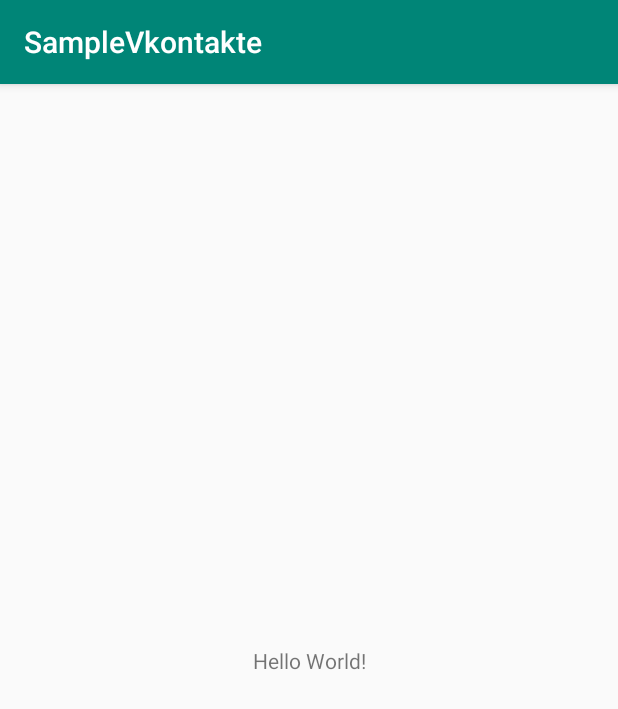
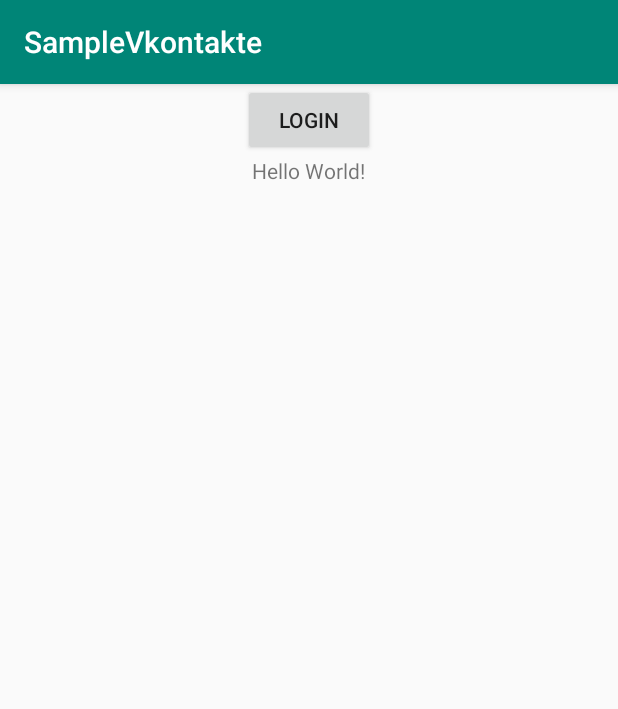
Before and after one commit to gpetuhov/SampleVkontakte, an Android app: the screen it shows after launch (MainActivity), on a phone screen of 412 x 824 dp. Shown: the top 709 px of the screen. Run offline under Robolectric (Android 15) with nearby library versions, the phone set to English and light mode, and no system bars; libraries missing offline, so code that uses them is left out: com.pawegio.kandroid, com.vk.api.

Commit message:
Add login

```diff
--- a/app/src/main/java/com/gpetuhov/android/samplevkontakte/App.kt
+++ b/app/src/main/java/com/gpetuhov/android/samplevkontakte/App.kt
@@ -1,12 +1,12 @@
 package com.gpetuhov.android.samplevkontakte
 
 import android.app.Application
-import com.vk.api.sdk.VK
 
 class App : Application() {
 
     override fun onCreate() {
         super.onCreate()
-        VK.initialize(this)
+
+        // Notice that in VK SDK version 2 initialization is done automatically
     }
 }
--- a/app/src/main/res/layout/activity_main.xml
+++ b/app/src/main/res/layout/activity_main.xml
@@ -1,19 +1,23 @@
 <?xml version="1.0" encoding="utf-8"?>
-<androidx.constraintlayout.widget.ConstraintLayout
+<LinearLayout
         xmlns:android="http://schemas.android.com/apk/res/android"
         xmlns:tools="http://schemas.android.com/tools"
         xmlns:app="http://schemas.android.com/apk/res-auto"
         android:layout_width="match_parent"
         android:layout_height="match_parent"
+        android:orientation="vertical"
+        android:gravity="center_horizontal"
         tools:context=".MainActivity">
+
+    <Button
+            android:id="@+id/loginButton"
+            android:layout_width="wrap_content"
+            android:layout_height="wrap_content"
+            android:text="Login"/>
 
     <TextView
             android:layout_width="wrap_content"
             android:layout_height="wrap_content"
-            android:text="Hello World!"
-            app:layout_constraintBottom_toBottomOf="parent"
-            app:layout_constraintLeft_toLeftOf="parent"
-            app:layout_constraintRight_toRightOf="parent"
-            app:layout_constraintTop_toTopOf="parent"/>
+            android:text="Hello World!"/>
 
-</androidx.constraintlayout.widget.ConstraintLayout>
+</LinearLayout>
```
Also changed, not shown: app/src/main/java/com/gpetuhov/android/samplevkontakte/MainActivity.kt (+34 -1 lines).
